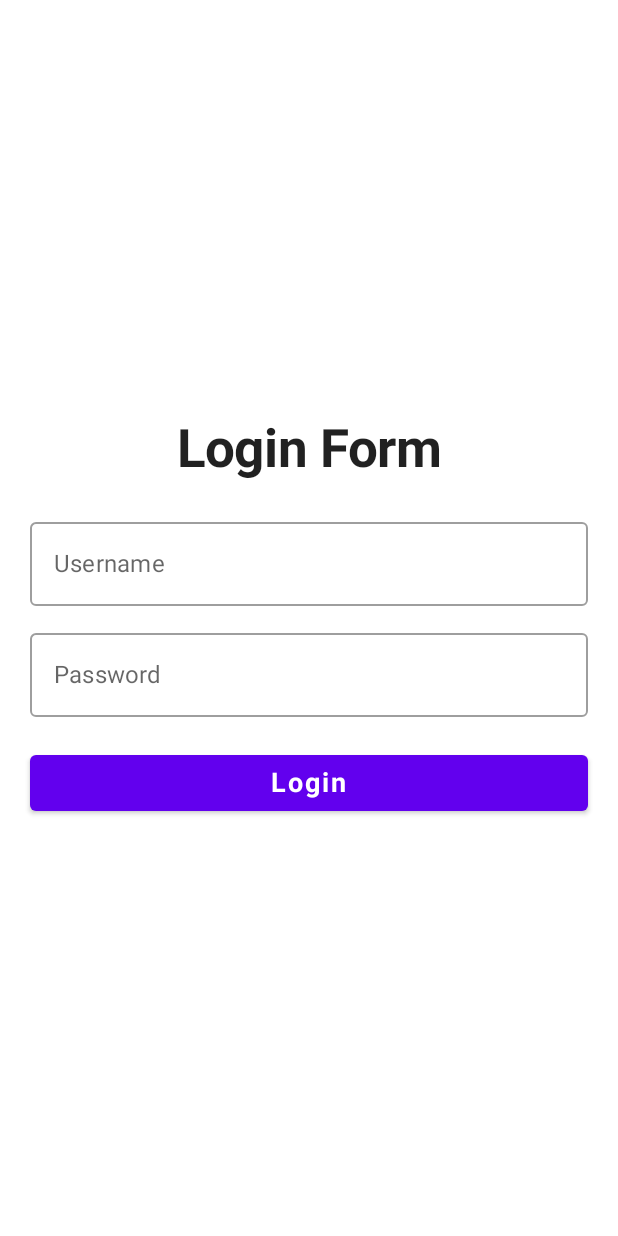
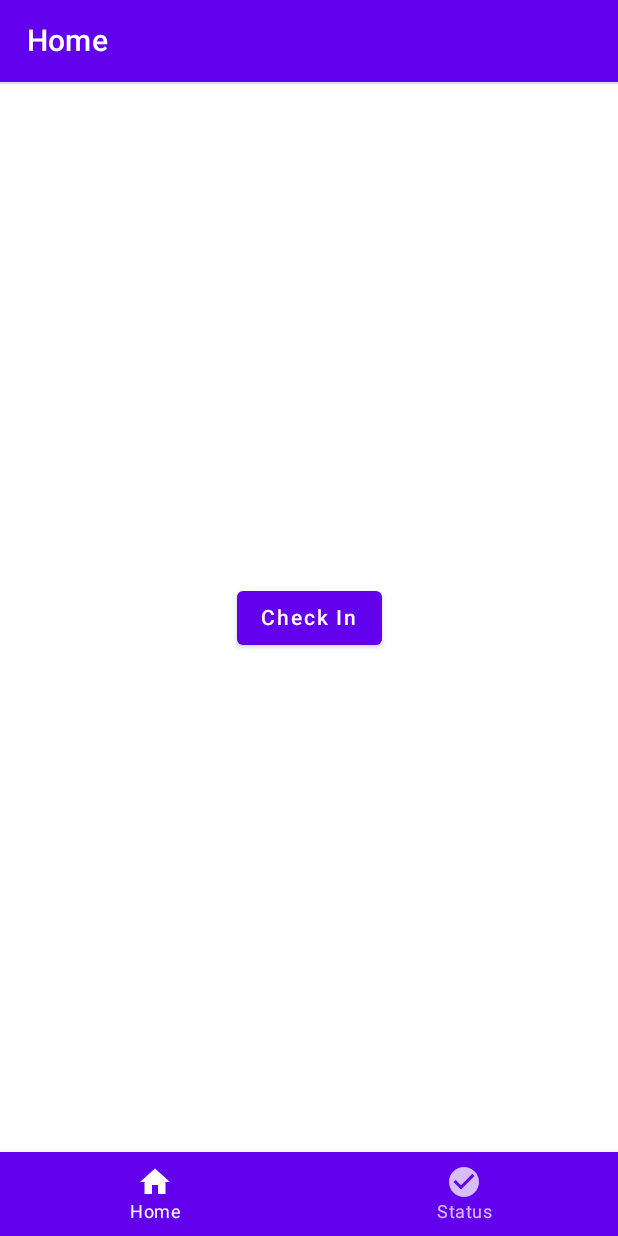
Before and after one commit to arwani-code/sales-app, an Android app built with Jetpack Compose: the screen it shows after launch (MainActivity), on a phone screen of 412 x 824 dp. Run offline under Robolectric (Android 15) with nearby library versions, the light colour scheme and no system bars; our stand-ins replace Dagger/Hilt's generated code, Room's generated code, livedata-compose.

Commit message:
setup navcontroller

```diff
--- a/app/build.gradle
+++ b/app/build.gradle
@@ -51,6 +51,9 @@ android {
 
 dependencies {
 
+    implementation "androidx.lifecycle:lifecycle-viewmodel-ktx:2.5.1" //viewModelScope
+    implementation "androidx.lifecycle:lifecycle-livedata-ktx:2.5.1"
+    implementation "androidx.compose.runtime:runtime-livedata:1.3.3"
     implementation 'androidx.core:core-ktx:1.7.0'
     implementation 'androidx.lifecycle:lifecycle-runtime-ktx:2.3.1'
     implementation 'androidx.activity:activity-compose:1.3.1'
--- a/app/src/main/AndroidManifest.xml
+++ b/app/src/main/AndroidManifest.xml
@@ -3,6 +3,7 @@
     xmlns:tools="http://schemas.android.com/tools">
 
     <application
+        android:name=".MyApplication"
         android:allowBackup="true"
         android:dataExtractionRules="@xml/data_extraction_rules"
         android:fullBackupContent="@xml/backup_rules"
--- a/app/src/main/java/com/arwani/ahmad/MainActivity.kt
+++ b/app/src/main/java/com/arwani/ahmad/MainActivity.kt
@@ -12,7 +12,9 @@ import androidx.compose.ui.Modifier
 import androidx.compose.ui.tooling.preview.Preview
 import com.arwani.ahmad.ui.JetSalesApp
 import com.arwani.ahmad.ui.theme.MnsTheme
+import dagger.hilt.android.AndroidEntryPoint
 
+@AndroidEntryPoint
 class MainActivity : ComponentActivity() {
     override fun onCreate(savedInstanceState: Bundle?) {
         super.onCreate(savedInstanceState)
@@ -25,16 +27,3 @@ class MainActivity : ComponentActivity() {
         }
     }
 }
-
-@Composable
-fun Greeting(name: String) {
-    Text(text = "Hello $name!")
-}
-
-@Preview(showBackground = true)
-@Composable
-fun DefaultPreview() {
-    MnsTheme {
-        Greeting("Android")
-    }
-}
--- /dev/null
+++ b/app/src/main/java/com/arwani/ahmad/data/SalesRepository.kt
@@ -0,0 +1,17 @@
+package com.arwani.ahmad.data
+
+import com.arwani.ahmad.data.local.ProductDao
+import com.arwani.ahmad.data.local.ProductEntity
+import kotlinx.coroutines.flow.Flow
+import javax.inject.Inject
+
+class SalesRepository @Inject constructor(private val productDao: ProductDao) {
+
+    fun getAllProducts(): Flow<List<ProductEntity>> = productDao.getAllProduct()
+
+    suspend fun insertProduct(productEntity: ProductEntity) =
+        productDao.insertProduct(productEntity)
+
+    suspend fun insertAllProducts(productEntity: List<ProductEntity>) =
+        productDao.insertAllProduct(productEntity)
+}
--- /dev/null
+++ b/app/src/main/java/com/arwani/ahmad/data/local/ProductDao.kt
@@ -0,0 +1,20 @@
+package com.arwani.ahmad.data.local
+
+import androidx.room.Dao
+import androidx.room.Insert
+import androidx.room.OnConflictStrategy
+import androidx.room.Query
+import kotlinx.coroutines.flow.Flow
+
+@Dao
+interface ProductDao {
+
+    @Query("SELECT * FROM products")
+    fun getAllProduct(): Flow<List<ProductEntity>>
+
+    @Insert(onConflict = OnConflictStrategy.IGNORE)
+    suspend fun insertAllProduct(product: List<ProductEntity>)
+
+    @Insert(onConflict = OnConflictStrategy.IGNORE)
+    suspend fun insertProduct(product: ProductEntity)
+}
--- /dev/null
+++ b/app/src/main/java/com/arwani/ahmad/data/local/ProductDatabase.kt
@@ -0,0 +1,9 @@
+package com.arwani.ahmad.data.local
+
+import androidx.room.Database
+import androidx.room.RoomDatabase
+
+@Database(entities = [ProductEntity::class], version = 1, exportSchema = false)
+abstract class ProductDatabase : RoomDatabase() {
+    abstract fun productDao(): ProductDao
+}
--- /dev/null
+++ b/app/src/main/java/com/arwani/ahmad/data/local/ProductEntity.kt
@@ -0,0 +1,35 @@
+package com.arwani.ahmad.data.local
+
+import androidx.room.ColumnInfo
+import androidx.room.Entity
+import androidx.room.PrimaryKey
+
+@Entity(tableName = "products")
+data class ProductEntity(
+    @PrimaryKey(autoGenerate = true)
+    @field:ColumnInfo(name = "id")
+    val id: Int = 0,
+
+    @field:ColumnInfo(name = "customer_id")
+    val customerId: String,
+
+    @field:ColumnInfo(name = "customer_name")
+    val customerName: String,
+
+    @field:ColumnInfo(name = "part_no")
+    val partNo: String,
+
+    @field:ColumnInfo(name = "part_desc")
+    val partDesc: String,
+
+    @field:ColumnInfo(name = "lot_batch_no")
+    val batchNo: Int,
+
+    @field:ColumnInfo(name = "expiration_date")
+    val expirationDate: String,
+
+    @field:ColumnInfo(name = "qty_opname")
+    val qtyOpname: String,
+
+
+    )
--- /dev/null
+++ b/app/src/main/java/com/arwani/ahmad/di/SingletonDb.kt
@@ -0,0 +1,32 @@
+package com.arwani.ahmad.di
+
+import android.content.Context
+import androidx.room.Room
+import com.arwani.ahmad.data.local.ProductDao
+import com.arwani.ahmad.data.local.ProductDatabase
+import dagger.Module
+import dagger.Provides
+import dagger.hilt.InstallIn
+import dagger.hilt.android.qualifiers.ApplicationContext
+import dagger.hilt.components.SingletonComponent
+import javax.inject.Singleton
+
+@Module
+@InstallIn(SingletonComponent::class)
+class SingletonDb {
+
+    @Singleton
+    @Provides
+    fun provideDatabase(@ApplicationContext context: Context): ProductDatabase {
+        return Room.databaseBuilder(
+            context,
+            ProductDatabase::class.java,
+            "product_db"
+        ).fallbackToDestructiveMigration().build()
+    }
+
+    @Singleton
+    @Provides
+    fun provideMoviesDao(moviesDatabase: ProductDatabase): ProductDao = moviesDatabase.productDao()
+
+}
--- a/app/src/main/java/com/arwani/ahmad/ui/JetSalesApp.kt
+++ b/app/src/main/java/com/arwani/ahmad/ui/JetSalesApp.kt
@@ -3,6 +3,7 @@ package com.arwani.ahmad.ui
 import androidx.compose.foundation.layout.padding
 import androidx.compose.material.Scaffold
 import androidx.compose.runtime.Composable
+import androidx.compose.runtime.getValue
 import androidx.navigation.NavController
 import androidx.navigation.compose.NavHost
 import androidx.navigation.compose.rememberNavController
@@ -10,6 +11,8 @@ import com.arwani.ahmad.ui.navigation.Screen
 import androidx.compose.ui.Modifier
 import androidx.navigation.NavHostController
 import androidx.navigation.compose.composable
+import androidx.navigation.compose.currentBackStackEntryAsState
+import com.arwani.ahmad.ui.components.BottomBar
 import com.arwani.ahmad.ui.home.HomeScreen
 import com.arwani.ahmad.ui.info.InfoScreen
 import com.arwani.ahmad.ui.login.LoginScreen
@@ -20,18 +23,27 @@ fun JetSalesApp(
     navController: NavHostController = rememberNavController(),
     modifier: Modifier = Modifier
 ) {
+
+    val navBackStackEntry by navController.currentBackStackEntryAsState()
+    val currentRoute = navBackStackEntry?.destination?.route
+
     Scaffold(
+        bottomBar = {
+            if (currentRoute != Screen.Login.route && currentRoute != Screen.Info.route){
+                BottomBar(navController = navController)
+            }
+        }
     ) {
         NavHost(
             navController = navController,
-            startDestination = Screen.Login.route,
+            startDestination = Screen.Home.route,
             modifier = modifier.padding(it)
         ) {
             composable(route = Screen.Login.route){
                 LoginScreen(navController = navController)
             }
             composable(route = Screen.Home.route){
-                HomeScreen()
+                HomeScreen(navController = navController)
             }
             composable(route = Screen.Status.route){
                 StatusScreen()
--- /dev/null
+++ b/app/src/main/java/com/arwani/ahmad/ui/components/BottomBar.kt
@@ -0,0 +1,51 @@
+package com.arwani.ahmad.ui.components
+
+import androidx.compose.material.BottomNavigation
+import androidx.compose.material.BottomNavigationItem
+import androidx.compose.material.Icon
+import androidx.compose.material.Text
+import androidx.compose.material.icons.Icons
+import androidx.compose.material.icons.filled.*
+import androidx.compose.runtime.Composable
+import androidx.compose.runtime.getValue
+import androidx.compose.ui.res.stringResource
+import androidx.navigation.NavGraph.Companion.findStartDestination
+import androidx.navigation.NavHostController
+import androidx.navigation.compose.currentBackStackEntryAsState
+import com.arwani.ahmad.R
+import com.arwani.ahmad.ui.navigation.NavigationItem
+import com.arwani.ahmad.ui.navigation.Screen
+
+
+@Composable
+fun BottomBar(
+    navController: NavHostController,
+) {
+    val navBackStackEntry by navController.currentBackStackEntryAsState()
+    val currentRoute = navBackStackEntry?.destination?.route
+    val navigationItems = listOf(
+        NavigationItem(title = "Home", icon = Icons.Default.Home, screen = Screen.Home),
+        NavigationItem(
+            title = "Status", icon = Icons.Default.CheckCircle, screen = Screen.Status
+        )
+    )
+    BottomNavigation(
+    ) {
+        navigationItems.map { item ->
+            BottomNavigationItem(selected = currentRoute == item.screen.route, onClick = {
+                navController.navigate(item.screen.route) {
+                    popUpTo(navController.graph.findStartDestination().id) {
+                        saveState = true
+                    }
+                    restoreState = true
+                    launchSingleTop = true
+                }
+            }, label = { Text(item.title) },
+                icon = {
+                    Icon(imageVector = item.icon, contentDescription = item.title)
+                })
+        }
+
+    }
+
+}
--- /dev/null
+++ b/app/src/main/java/com/arwani/ahmad/ui/components/TopBar.kt
@@ -0,0 +1,49 @@
+package com.arwani.ahmad.ui.components
+
+import androidx.compose.foundation.background
+import androidx.compose.foundation.layout.*
+import androidx.compose.material.*
+import androidx.compose.material.icons.Icons
+import androidx.compose.material.icons.filled.ArrowBack
+import androidx.compose.runtime.Composable
+import androidx.compose.ui.Alignment
+import androidx.compose.ui.Modifier
+import androidx.compose.ui.graphics.Color
+import androidx.compose.ui.unit.dp
+
+@Composable
+fun TopBar(
+    modifier: Modifier = Modifier,
+    canNavigate: Boolean,
+    navigateUp: () -> Unit = {},
+    title: String
+){
+    Column {
+        Row(
+            modifier = modifier
+                .fillMaxWidth()
+                .background(color = MaterialTheme.colors.primary)
+                .padding(horizontal = 10.dp, vertical = 15.dp),
+            verticalAlignment = Alignment.CenterVertically,
+            horizontalArrangement = Arrangement.SpaceBetween
+        ) {
+            Row(modifier = modifier, verticalAlignment = Alignment.CenterVertically) {
+                if (canNavigate) {
+                    IconButton(onClick = { navigateUp() }) {
+                        Icon(
+                            imageVector = Icons.Default.ArrowBack,
+                            contentDescription = "",
+                        )
+                    }
+                }
+                Text(
+                    modifier = modifier.padding(horizontal = 8.dp),
+                    text = title,
+                    style = MaterialTheme.typography.h6,
+                    color = Color.White
+                )
+            }
+        }
+        Divider()
+    }
+}
--- a/app/src/main/java/com/arwani/ahmad/ui/home/HomeScreen.kt
+++ b/app/src/main/java/com/arwani/ahmad/ui/home/HomeScreen.kt
@@ -3,25 +3,46 @@ package com.arwani.ahmad.ui.home
 import androidx.compose.foundation.layout.Arrangement
 import androidx.compose.foundation.layout.Column
 import androidx.compose.foundation.layout.fillMaxSize
+import androidx.compose.foundation.layout.padding
 import androidx.compose.material.Button
+import androidx.compose.material.Scaffold
+import androidx.compose.material.Text
+import androidx.compose.material.TopAppBar
 import androidx.compose.runtime.Composable
+import androidx.compose.runtime.collectAsState
+import androidx.compose.runtime.getValue
+import androidx.compose.runtime.livedata.observeAsState
 import androidx.compose.ui.Alignment
 import androidx.compose.ui.Modifier
+import androidx.hilt.navigation.compose.hiltViewModel
+import androidx.navigation.NavController
+import com.arwani.ahmad.ui.components.TopBar
+import com.arwani.ahmad.ui.navigation.Screen
 
 @Composable
-fun HomeScreen(modifier: Modifier = Modifier) {
+fun HomeScreen(
+    modifier: Modifier = Modifier,
+    homeViewModel: HomeViewModel = hiltViewModel(),
+    navController: NavController
+) {
 
-    Column(
-        modifier = modifier.fillMaxSize(),
-        horizontalAlignment = Alignment.CenterHorizontally,
-        verticalArrangement = Arrangement.Center
-    ) {
+    val products by homeViewModel.getProducts().observeAsState()
+    if (products?.isEmpty() == true) homeViewModel.insertAllProducts()
 
-        Button(onClick = { /*TODO*/ }) {
-
+    Scaffold(topBar = {
+        TopBar(canNavigate = false, title = "Home")
+    }) {
+        Column(
+            modifier = modifier
+                .fillMaxSize()
+                .padding(it),
+            horizontalAlignment = Alignment.CenterHorizontally,
+            verticalArrangement = Arrangement.Center
+        ) {
+            Button(onClick = { navController.navigate(Screen.Info.route) }) {
+                Text(text = "Check In")
+            }
 
         }
-
     }
-
 }
--- /dev/null
+++ b/app/src/main/java/com/arwani/ahmad/ui/home/HomeViewModel.kt
@@ -0,0 +1,116 @@
+package com.arwani.ahmad.ui.home
+
+import androidx.lifecycle.LiveData
+import androidx.lifecycle.ViewModel
+import androidx.lifecycle.asLiveData
+import androidx.lifecycle.viewModelScope
+import com.arwani.ahmad.data.SalesRepository
+import com.arwani.ahmad.data.local.ProductEntity
+import dagger.hilt.android.lifecycle.HiltViewModel
+import kotlinx.coroutines.launch
+import javax.inject.Inject
+
+@HiltViewModel
+class HomeViewModel @Inject constructor(private val repository: SalesRepository) : ViewModel() {
+
+    fun getProducts(): LiveData<List<ProductEntity>> = repository.getAllProducts().asLiveData()
+
+     fun insertAllProducts() {
+         viewModelScope.launch {
+             repository.insertAllProducts(products)
+         }
+    }
+}
+
+val products = listOf(
+    ProductEntity(
+        customerId = "X74440",
+        customerName = "Rs Medistra",
+        batchNo = 200226,
+        partNo = "X66F6JR3",
+        partDesc = "HEARTRAIL II JUDKIN RIGHT 3.5, 6FR",
+        expirationDate = "31/01/2023",
+        qtyOpname = ""
+    ),
+    ProductEntity(
+        customerId = "X74440",
+        customerName = "Rs Medistra",
+        batchNo = 200909,
+        partNo = "X667S418",
+        partDesc = "RUNTHROUGH NS-PTCA W. INTERMEDIATE",
+        expirationDate = "31/08/2023",
+        qtyOpname = ""
+    ),
+    ProductEntity(
+        customerId = "X74440",
+        customerName = "Rs Medistra",
+        batchNo = 210331,
+        partNo = "X66DS41H",
+        partDesc = "RUNTHROUGH NS-PTCA WIRE HYPERCOAT",
+        expirationDate = "28/02/2024",
+        qtyOpname = ""
+    ),
+    ProductEntity(
+        customerId = "X74440",
+        customerName = "Rs Medistra",
+        batchNo = 200226,
+        partNo = "X66F863A",
+        partDesc = "FINECROSS 1,8FR,130 CM ",
+        expirationDate = "31/08/2023",
+        qtyOpname = ""
+    ),
+    ProductEntity(
+        customerId = "X74440",
+        customerName = "Rs Medistra",
+        batchNo = 211116,
+        partNo = "X66F7A01",
+        partDesc = "HEARTRAIL II AMPLATZ L 1.0, 7 FR",
+        expirationDate = "31/10/2024",
+        qtyOpname = ""
+    ),
+    ProductEntity(
+        customerId = "X74440",
+        customerName = "Rs Medistra",
+        batchNo = 211224,
+        partNo = "X66F6JR3",
+        partDesc = "HEARTRAIL II JUDKIN RIGHT 3.5, 6FR",
+        expirationDate = "30/11/2024",
+        qtyOpname = ""
+    ),
+    ProductEntity(
+        customerId = "X74440",
+        customerName = "Rs Medistra",
+        batchNo = 200701670,
+        partNo = "X66G1652",
+        partDesc = "ELIMINATE ASPIRATION CATHETER 7 FR",
+        expirationDate = "31/07/2023",
+        qtyOpname = ""
+    ),
+    ProductEntity(
+        customerId = "X74440",
+        customerName = "Rs Medistra",
+        batchNo = 210908,
+        partNo = "X66DS41H",
+        partDesc = "RUNTHROUGH NS-PTCA WIRE HYPERCOAT",
+        expirationDate = "30/08/2024",
+        qtyOpname = ""
+    ),
+    ProductEntity(
+        customerId = "X74440",
+        customerName = "Rs Medistra",
+        batchNo = 210420,
+        partNo = "X66F6JR3",
+        partDesc = "RUNTHROUGH NS-PTCA W. INTERMEDIATE",
+        expirationDate = "31/03/2024",
+        qtyOpname = ""
+    ),
+    ProductEntity(
+        customerId = "X74440",
+        customerName = "Rs Medistra",
+        batchNo = 211223,
+        partNo = "X66AS141",
+        partDesc = "RUNTHROUGH NS-PTCA WIRE FLOPPY ",
+        expirationDate = "31/11/2024",
+        qtyOpname = ""
+    )
+)
--- a/app/src/main/java/com/arwani/ahmad/ui/info/InfoScreen.kt
+++ b/app/src/main/java/com/arwani/ahmad/ui/info/InfoScreen.kt
@@ -1,8 +1,53 @@
 package com.arwani.ahmad.ui.info
 
+import androidx.compose.foundation.Image
+import androidx.compose.foundation.layout.*
+import androidx.compose.foundation.lazy.LazyColumn
+import androidx.compose.material.MaterialTheme
+import androidx.compose.material.Scaffold
+import androidx.compose.material.Text
 import androidx.compose.runtime.Composable
+import androidx.compose.ui.Modifier
+import androidx.compose.ui.res.painterResource
+import androidx.compose.ui.unit.dp
+import com.arwani.ahmad.ui.components.TopBar
+import com.arwani.ahmad.R
 
 @Composable
-fun InfoScreen(){
+fun InfoScreen(modifier: Modifier = Modifier) {
+    Scaffold(topBar = {
+        TopBar(canNavigate = false, title = "Info")
+    }) { innerPadding ->
+        LazyColumn(modifier = modifier.padding(innerPadding)) {
+            item {
+                Row(
+                    modifier = modifier
+                        .fillMaxWidth()
+                        .height(230.dp)
+                ) {
+                    Image(
+                        painter = painterResource(id = R.drawable.farmasi),
+                        contentDescription = "",
+                        modifier = modifier.fillMaxSize()
+                    )
+                }
+            }
+            item {
+                Column(modifier = modifier.padding(horizontal = 12.dp)) {
+                    Text(
+                        text = "Rs Medistra",
+                        style = MaterialTheme.typography.h4,
+                        modifier = modifier.padding(vertical = 12.dp)
+                    )
+                    Text(text = "Salah satu toko obat di kawasan Jakarta ini membuat deskripsi toko yang berisi informasi obat, serta batas maksimal order agar produk bisa dikirim pada hari yang sama.")
+                    Text(
+                        text = "Daftar Product",
+                        style = MaterialTheme.typography.h5,
+                        modifier = modifier.padding(vertical = 12.dp)
+                    )
 
+                }
+            }
+        }
+    }
 }
```
Also changed, not shown: app/src/main/res/drawable-nodpi/farmasi.png (added), app/src/main/res/drawable-nodpi/login_image.jpg (deleted).
